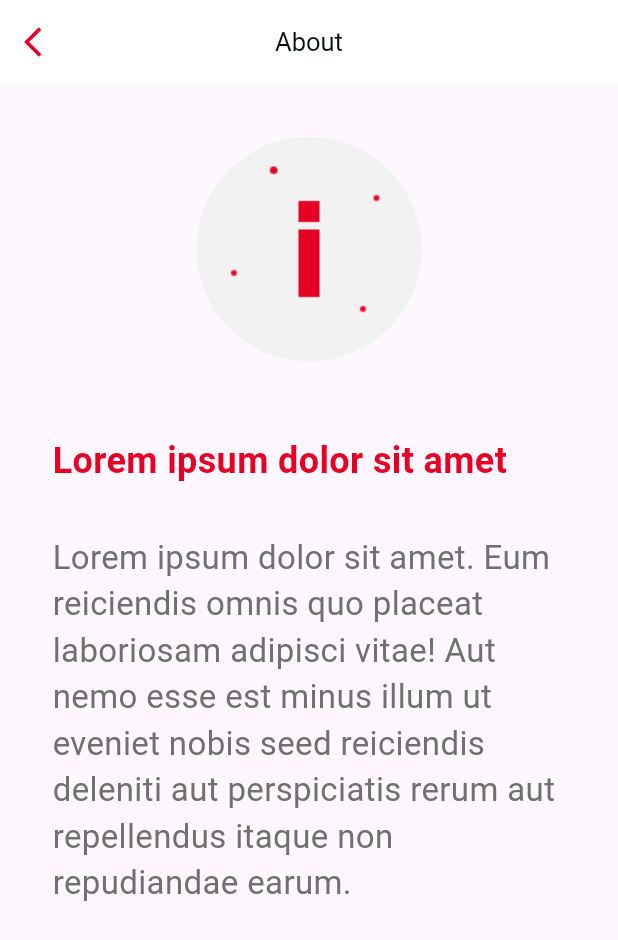
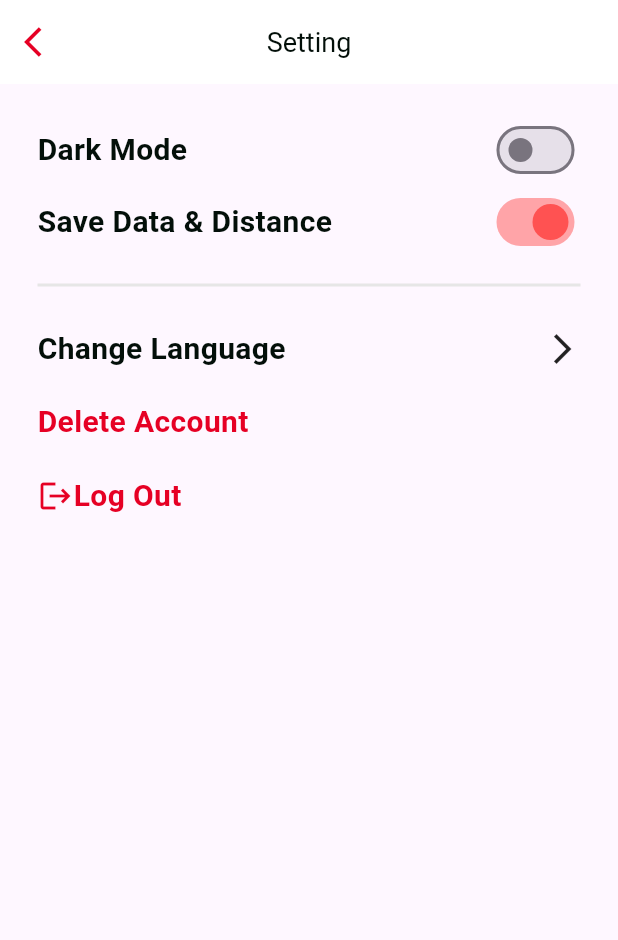
Before and after one commit to MoNia1126/Rover, a Flutter app: the screen it shows after launch, on a phone screen of 412 x 824 dp. Shown: the top 940 px of the screen. Run offline on Flutter 3.47's test engine with Material 3 defaults, Android fonts, the phone set to English and light mode, and no system bars.

Commit message:
Setting Page

```diff
--- a/lib/about/about_screen.dart
+++ b/lib/About/about_screen.dart
@@ -10,7 +10,7 @@ class AboutScreen extends StatelessWidget {
           'About',
           style: TextStyle(
             color: Color(0xff030F09),
-            fontSize: 17,
+            fontSize: 18,
           ),
         ),
         centerTitle: true,
--- /dev/null
+++ b/lib/Setting/setting_screen.dart
@@ -0,0 +1,123 @@
+import 'package:flutter/material.dart';
+
+class SettingScreen extends StatelessWidget {
+  @override
+  Widget build(BuildContext context) {
+    return Scaffold(
+      appBar: AppBar(
+        title: Text(
+          'Setting',
+          style: TextStyle(
+            color: Color(0xff030F09),
+            fontSize: 18,
+          ),
+        ),
+        centerTitle: true,
+        leading: Icon(
+          Icons.arrow_back_ios,
+          color: Color(0xffE60024),
+        ),
+        backgroundColor: Colors.white,
+      ),
+      body: Container(
+        // height: 150,
+        // color: Colors.cyan,
+        padding: EdgeInsets.symmetric(horizontal: 25, vertical: 20),
+        child: Column(
+          children: [
+            Row(
+              mainAxisAlignment: MainAxisAlignment.spaceBetween,
+              children: [
+                Text(
+                  'Dark Mode ',
+                  // textAlign: TextAlign.left,
+                  style: TextStyle(
+                      fontSize: 20,
+                      fontWeight: FontWeight.bold,
+                      color: Color(0xff030F09)),
+                ),
+                Switch(
+                  activeColor: Colors.redAccent,
+                  onChanged: (val) {},
+                  value: false,
+                ),
+              ],
+            ),
+            Row(
+              mainAxisAlignment: MainAxisAlignment.spaceBetween,
+              children: [
+                Text(
+                  'Save Data & Distance ',
+                  // textAlign: TextAlign.left,
+                  style: TextStyle(
+                      fontSize: 20,
+                      fontWeight: FontWeight.bold,
+                      color: Color(0xff030F09)),
+                ),
+                Switch(
+                  activeColor: Colors.redAccent,
+                  onChanged: (val) {},
+                  value: true,
+                ),
+              ],
+            ),
+            SizedBox(
+              height: 10,
+            ),
+            Divider(
+              color: Color(0xffE6E6E6),
+              thickness: 2,
+            ),
+            SizedBox(height: 20),
+            Row(
+              mainAxisAlignment: MainAxisAlignment.spaceBetween,
+              children: [
+                Text(
+                  'Change Language',
+                  style: TextStyle(
+                      fontWeight: FontWeight.bold,
+                      fontSize: 20,
+                      color: Color(0xff030F09)),
+                ),
+                Icon(Icons.arrow_forward_ios),
+              ],
+            ),
+            SizedBox(
+              height: 20,
+            ),
+            Row(
+              children: [
+                Text(
+                  "Delete Account",
+                  style: TextStyle(
+                    fontSize: 20,
+                    fontWeight: FontWeight.bold,
+                    color: Color(0xffE60024),
+                  ),
+                ),
+              ],
+            ),
+            SizedBox(
+              height: 20,
+            ),
+            Row(
+              mainAxisAlignment: MainAxisAlignment.start,
+              children: [
+                Icon(
+                  Icons.logout,
+                  color: Color(0xffE60024),
+                ),
+                Text("Log Out",
+                    style: TextStyle(
+                      fontSize: 20,
+                      fontWeight: FontWeight.bold,
+                      color: Color(0xffE60024),
+                    )),
+              ],
+            ),
+          ],
+        ),
+      ),
+    );
+  }
+}
--- a/lib/main.dart
+++ b/lib/main.dart
@@ -1,4 +1,5 @@
 import 'package:flutter/material.dart';
+import 'package:rover/Setting/setting_screen.dart';
 import 'package:rover/about/about_screen.dart';
 
 void main() {
@@ -11,7 +12,7 @@ class MyApp extends StatelessWidget{
     return MaterialApp(
       title: "rover",
       debugShowCheckedModeBanner: false,
-      home: AboutScreen(),
+      home: SettingScreen(),
     );
   }
 
```
Also changed, not shown: assets/images/off.png (added).
